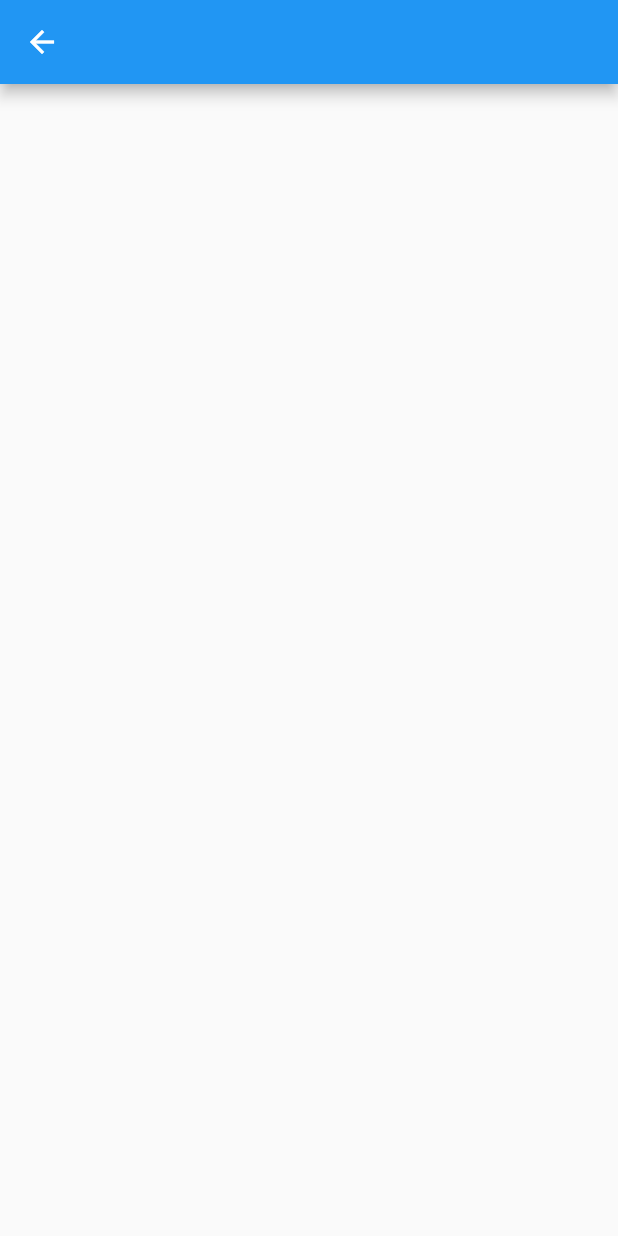
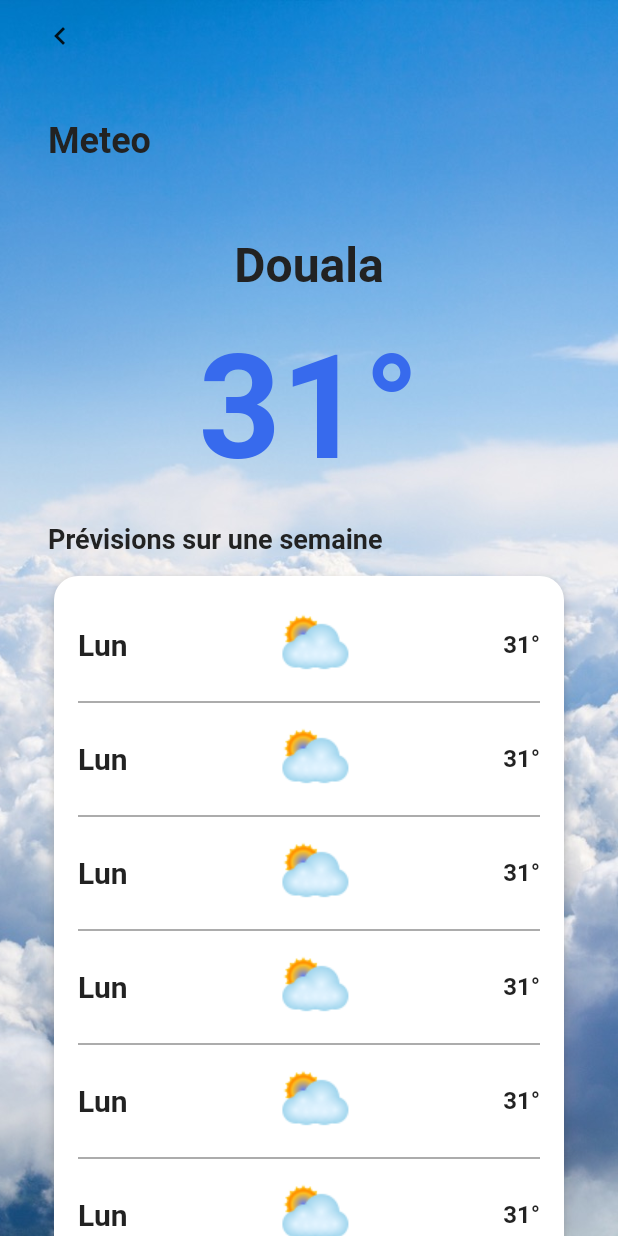
Before and after one commit to Chabain-ngamo/Projet-CampusConnect, a Flutter app: the MeteoPage screen opened directly, on a phone screen of 412 x 824 dp. Run offline on Flutter 3.47's test engine with Material 2 defaults, Android fonts, the phone set to English and light mode, and no system bars.

Commit message:
front-end meteo page commit
front-end meteo page commit

```diff
--- a/campus_connect/lib/views/screens/meteo_page.dart
+++ b/campus_connect/lib/views/screens/meteo_page.dart
@@ -1,16 +1,173 @@
+import 'package:campus_connect/services/constant.dart';
 import 'package:flutter/material.dart';
 
-class MeteoPage extends StatelessWidget {
+class MeteoPage extends StatefulWidget {
   const MeteoPage({super.key});
 
+  @override
+  State<MeteoPage> createState() => _MeteoPageState();
+}
 
-@override
-  Widget build(BuildContext context) {
-    return Scaffold(
-      appBar: AppBar(
-        title: const Text(""),
+class _MeteoPageState extends State<MeteoPage> {
+  late Size mediaSize;
+
+  @override
+Widget build(BuildContext context) {
+  mediaSize = MediaQuery.of(context).size;
+  return Container(
+    decoration: const BoxDecoration(
+      image: DecorationImage(
+        image: AssetImage('assets/nuage2.png'), // Remplacez par le chemin de votre image
+        fit: BoxFit.cover,
       ),
-      body:Container()
+    ),
+    child: Scaffold(
+      backgroundColor: Colors.transparent,
+      body: Column(
+        mainAxisAlignment: MainAxisAlignment.start,
+        children: [
+          _buildBackButton(context),
+          Expanded(
+            flex: 5,
+            child: _buildBottom(),
+          ),
+        ],
+      ),
+    ),
+  );
+}
+
+
+  Widget _buildBackButton(BuildContext context) {
+    return Align(
+      alignment: Alignment.centerLeft,
+      child: Padding(
+        padding: const EdgeInsets.only(left: 16.0),
+        child: IconButton(
+          icon: const Icon(Icons.chevron_left),
+          onPressed: () {
+            Navigator.of(context).pop();
+          },
+        ),
+      ),
     );
   }
+
+  Widget _buildBottom() {
+    return SizedBox(
+      width: mediaSize.width,
+      child: Column(
+        children: [
+          Padding(
+            padding: const EdgeInsets.all(32.0),
+            child: _buildForm(),
+          ),
+        ],
+      ),
+    );
+  }
+
+
+  Widget _buildForm() {
+    return Column(
+      crossAxisAlignment: CrossAxisAlignment.start,
+      children: [
+        const Text(
+          "Meteo",
+          style: TextStyle(
+              color: darkColor, fontSize: 24, fontWeight: FontWeight.bold, fontFamily: 'Roboto'),
+        ),
+        const SizedBox(height: 50),
+        Column(
+          mainAxisAlignment: MainAxisAlignment.spaceBetween,
+          children: const [
+            Center(
+              child: Text(
+                "Douala",
+                style: TextStyle(
+                    color: darkColor, fontSize: 32, fontWeight: FontWeight.bold, fontFamily: 'Roboto'),
+              ),
+            ),
+            SizedBox(height: 20),
+            Center(
+              child: Text(
+                "31°",
+                style: TextStyle(
+                    color: campuscolor, fontSize: 96, fontWeight: FontWeight.bold, fontFamily: 'Roboto'),
+              ),
+            ),
+            SizedBox(height: 20),
+            Align(
+              alignment: Alignment.centerLeft,
+              child: Text(
+                "Prévisions sur une semaine",
+                style: TextStyle(
+                    color: darkColor, fontSize: 18, fontWeight: FontWeight.bold, fontFamily: 'Roboto'),
+              ),
+            ),
+            SizedBox(height: 10),
+          ],
+        ),
+        _buildMeteoCard(),
+      ],
+    );
+  }
+
+
+
+  Widget _buildMeteoCard() {
+    return Card(
+      shape: RoundedRectangleBorder(
+        borderRadius: BorderRadius.circular(16.0),
+      ),
+      elevation: 4,
+      child: Padding(
+        padding: const EdgeInsets.all(16.0),
+        child: Column(
+          mainAxisAlignment: MainAxisAlignment.spaceAround,
+          children: [
+            _buildMeteoRow(),
+            const Divider(color: darkColor,thickness: 0.5,),
+            _buildMeteoRow(),
+            const Divider(color: darkColor,thickness: 0.5,),
+            _buildMeteoRow(),
+            const Divider(color: darkColor,thickness: 0.5,),
+            _buildMeteoRow(),
+            const Divider(color: darkColor,thickness: 0.5,),
+            _buildMeteoRow(),
+            const Divider(color: darkColor,thickness: 0.5,),
+            _buildMeteoRow(),
+          ],
+        ),
+      ),
+    );
+  }
+
+  Widget _buildMeteoRow() {
+    return Row(
+      mainAxisAlignment: MainAxisAlignment.spaceBetween,
+      children: [
+        const Text(
+          "Lun",
+          style: TextStyle(
+            fontSize: 20,
+            fontWeight: FontWeight.bold,
+          ),
+        ),
+        Image.asset(
+          'assets/icons_meteo.png',
+          width: 60,
+          height: 60,
+        ),
+        const Text(
+          "31°",
+          style: TextStyle(
+            fontSize: 16,
+            fontWeight: FontWeight.bold,
+          ),
+        ),
+      ],
+    );
+  }
+
 }
--- a/campus_connect/lib/views/screens/setting_page.dart
+++ b/campus_connect/lib/views/screens/setting_page.dart
@@ -177,10 +177,12 @@ class _SettingPageState extends State<SettingPage> {
             Row(
               mainAxisAlignment: MainAxisAlignment.spaceBetween,
               children: [
-                const Icon(
-                  Icons.sunny,
+                Image.asset(
+                  'assets/iconssun.png',
+                  width: 50,
+                  height: 50,
                   color: campuscolor,
-                  size: 50,),
+                ),
                 const Text(
                   "Light mode",
                   style: TextStyle(
@@ -202,11 +204,4 @@ class _SettingPageState extends State<SettingPage> {
     );
   }
 
-
-  Widget _buildGreyText(String text) {
-    return Text(
-      text,
-      style: const TextStyle(color: greyColor, fontFamily: 'Roboto'),
-    );
-  }
 }
```
